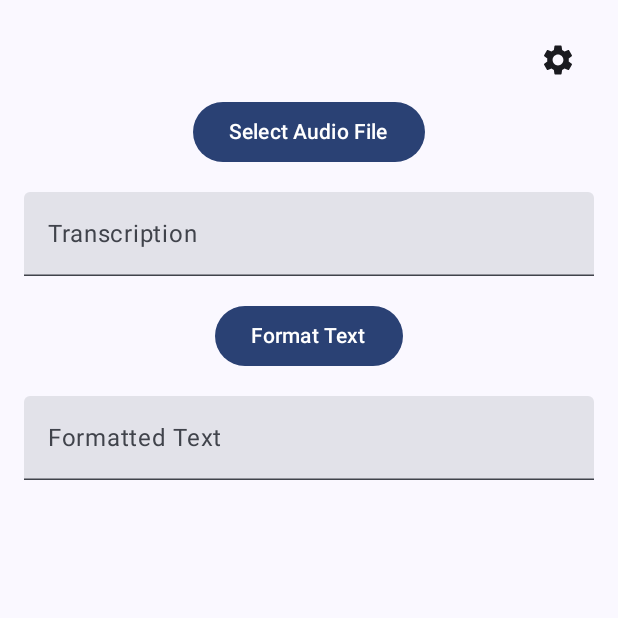
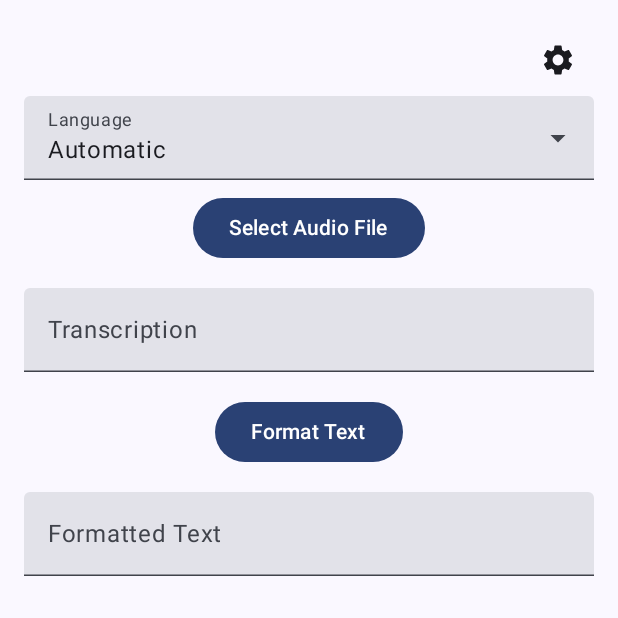
Before and after one commit to valenzine/whisper-droid, an Android app built with Jetpack Compose: the screen it shows after launch (MainActivity), on a phone screen of 412 x 824 dp, the top half of it. Run offline under Robolectric (Android 15) with nearby library versions, the light colour scheme and no system bars.

Commit message:
Add language selection to transcription workflow
Introduces a language selection dropdown in MainScreen, passes the selected language code through the UI, ViewModel, and Repository layers, and updates the TranscriptionApi to support an optional language parameter. This enables users to specify the transcription language or use automatic detection.

```diff
--- a/app/src/main/java/com/valenzine/whisperdroid/networking/TranscriptionApi.kt
+++ b/app/src/main/java/com/valenzine/whisperdroid/networking/TranscriptionApi.kt
@@ -13,7 +13,8 @@ interface TranscriptionApi {
     suspend fun transcribe(
         @Header("Authorization") authorization: String,
         @Part file: MultipartBody.Part,
-        @Part("model") model: RequestBody
+        @Part("model") model: RequestBody,
+        @Part("language") language: RequestBody? = null
     ): TranscriptionResponse
 }
 
--- a/app/src/main/java/com/valenzine/whisperdroid/ui/MainScreen.kt
+++ b/app/src/main/java/com/valenzine/whisperdroid/ui/MainScreen.kt
@@ -5,19 +5,8 @@ import androidx.activity.result.contract.ActivityResultContracts
 import androidx.compose.foundation.layout.*
 import androidx.compose.material.icons.Icons
 import androidx.compose.material.icons.filled.Settings
-import androidx.compose.material3.Button
-import androidx.compose.material3.Icon
-import androidx.compose.material3.IconButton
-import androidx.compose.material3.Text
-import androidx.compose.material3.TextField
-import androidx.compose.material3.CircularProgressIndicator
-import androidx.compose.material3.SnackbarHost
-import androidx.compose.material3.SnackbarHostState
-import androidx.compose.runtime.Composable
-import androidx.compose.runtime.collectAsState
-import androidx.compose.runtime.getValue
-import androidx.compose.runtime.remember
-import androidx.compose.runtime.LaunchedEffect
+import androidx.compose.material3.*
+import androidx.compose.runtime.*
 import androidx.compose.ui.Alignment
 import androidx.compose.ui.Modifier
 import androidx.compose.ui.platform.LocalContext
@@ -29,6 +18,7 @@ import com.valenzine.whisperdroid.viewmodel.TranscriptionViewModelFactory
 import java.io.File
 import android.net.Uri
 
+@OptIn(ExperimentalMaterial3Api::class)
 @Composable
 fun MainScreen(navController: NavController, sharedAudioUri: Uri? = null) {
     val context = LocalContext.current
@@ -39,16 +29,27 @@ fun MainScreen(navController: NavController, sharedAudioUri: Uri? = null) {
     val uiState by viewModel.uiState.collectAsState()
     val snackbarHostState = remember { SnackbarHostState() }
 
+    // Language selection state
+    val languageOptions = listOf("Automatic", "English", "Spanish", "Italian")
+    val languageCodes = mapOf(
+        "Automatic" to null,
+        "English" to "en",
+        "Spanish" to "es",
+        "Italian" to "it"
+    )
+    var languageDropdownExpanded by remember { mutableStateOf(false) }
+    var selectedLanguage by remember { mutableStateOf("Automatic") }
+
     val launcher = rememberLauncherForActivityResult(ActivityResultContracts.GetContent()) {
         it?.let { uri ->
-            processAudioFile(uri, context, viewModel)
+            processAudioFile(uri, context, viewModel, languageCodes[selectedLanguage])
         }
     }
 
     // Process shared audio file when the screen loads
     LaunchedEffect(sharedAudioUri) {
         sharedAudioUri?.let { uri ->
-            processAudioFile(uri, context, viewModel)
+            processAudioFile(uri, context, viewModel, languageCodes[selectedLanguage])
         }
     }
 
@@ -67,6 +68,42 @@ fun MainScreen(navController: NavController, sharedAudioUri: Uri? = null) {
                 Icon(Icons.Default.Settings, contentDescription = "Settings")
             }
         }
+
+        // Language selection dropdown
+        ExposedDropdownMenuBox(
+            expanded = languageDropdownExpanded,
+            onExpandedChange = { languageDropdownExpanded = !languageDropdownExpanded }
+        ) {
+            TextField(
+                value = selectedLanguage,
+                onValueChange = {},
+                readOnly = true,
+                label = { Text("Language") },
+                trailingIcon = {
+                    ExposedDropdownMenuDefaults.TrailingIcon(
+                        expanded = languageDropdownExpanded
+                    )
+                },
+                modifier = Modifier.menuAnchor().fillMaxWidth()
+            )
+            ExposedDropdownMenu(
+                expanded = languageDropdownExpanded,
+                onDismissRequest = { languageDropdownExpanded = false }
+            ) {
+                languageOptions.forEach { option ->
+                    DropdownMenuItem(
+                        text = { Text(option) },
+                        onClick = {
+                            selectedLanguage = option
+                            languageDropdownExpanded = false
+                        }
+                    )
+                }
+            }
+        }
+
+        Spacer(modifier = Modifier.height(8.dp))
+
         Button(onClick = { launcher.launch("audio/*") }) {
             Text("Select Audio File")
         }
@@ -160,7 +197,7 @@ fun MainScreen(navController: NavController, sharedAudioUri: Uri? = null) {
 }
 
 // Helper function to process audio files from URI
-private fun processAudioFile(uri: Uri, context: android.content.Context, viewModel: TranscriptionViewModel) {
+private fun processAudioFile(uri: Uri, context: android.content.Context, viewModel: TranscriptionViewModel, languageCode: String?) {
     val inputStream = context.contentResolver.openInputStream(uri)
 
     // Get the original filename from the URI to preserve the extension
@@ -180,7 +217,7 @@ private fun processAudioFile(uri: Uri, context: android.content.Context, viewMod
 
     inputStream?.let {
         file.writeBytes(it.readBytes())
-        viewModel.transcribeFile(file)
+        viewModel.transcribeFile(file, languageCode)
     }
 }
 
--- a/app/src/main/java/com/valenzine/whisperdroid/viewmodel/TranscriptionViewModel.kt
+++ b/app/src/main/java/com/valenzine/whisperdroid/viewmodel/TranscriptionViewModel.kt
@@ -40,7 +40,7 @@ class TranscriptionViewModel(
         _formattedText.value = ""
     }
 
-    fun transcribeFile(file: File) {
+    fun transcribeFile(file: File, language: String? = null) {
         viewModelScope.launch {
             try {
                 // Prepare file info
@@ -50,7 +50,7 @@ class TranscriptionViewModel(
 
                 _uiState.value = TranscriptionUiState.PreparingFile(fileName, fileSize)
 
-                val result = repository.transcribeFile(file) { progressMessage ->
+                val result = repository.transcribeFile(file, language) { progressMessage ->
                     when {
                         progressMessage.contains("Analyzing", ignoreCase = true) -> {
                             _uiState.value = TranscriptionUiState.PreparingFile(fileName, fileSize)
```
Also changed, not shown: app/src/main/java/com/valenzine/whisperdroid/repository/TranscriptionRepository.kt (+6 -2 lines).
